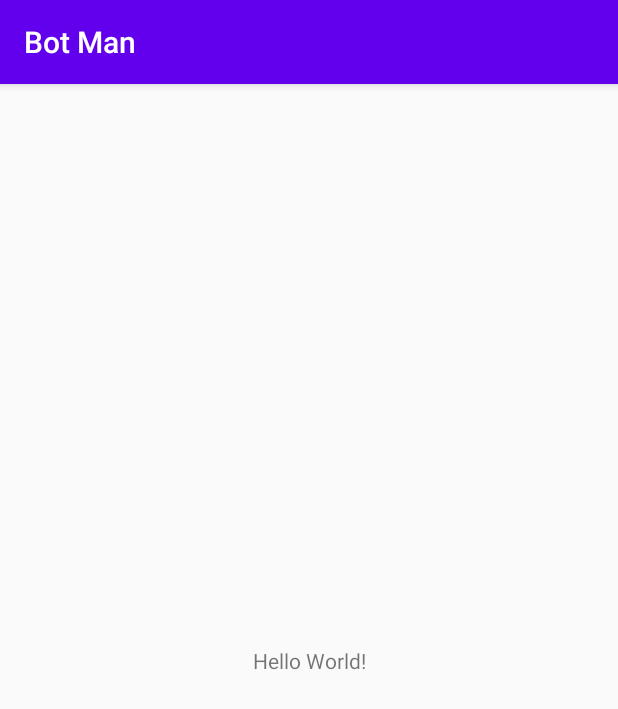
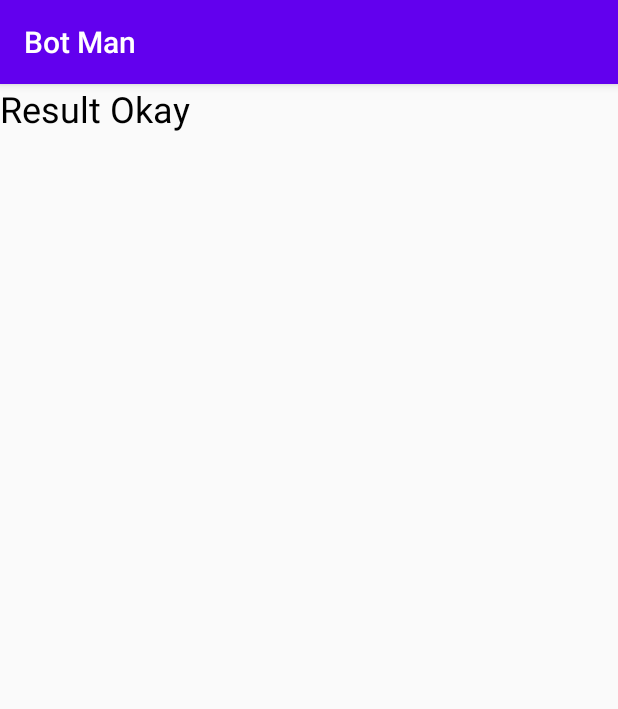
Before and after one commit to prasan29/BotMan, an Android app: the screen it shows after launch (MainActivity), on a phone screen of 412 x 824 dp. Shown: the top 709 px of the screen. Run offline under Robolectric (Android 15) with nearby library versions, the phone set to English and light mode, and no system bars; our stand-ins replace data binding.

Commit message:
Base created. TODO: 1. Implement API. 2. Get response and load the data into Adapter. 3. Implement Foreground Service to frequently check for Bot response.

```diff
--- a/app/src/main/AndroidManifest.xml
+++ b/app/src/main/AndroidManifest.xml
@@ -9,7 +9,7 @@
         android:roundIcon="@mipmap/ic_launcher_round"
         android:supportsRtl="true"
         android:theme="@style/AppTheme">
-        <activity android:name=".view.MainActivity">
+        <activity android:name=".view.activity.MainActivity">
             <intent-filter>
                 <action android:name="android.intent.action.MAIN" />
 
--- a/app/src/main/java/com/bot/man/view/MainActivity.java
+++ /dev/null
@@ -1,16 +0,0 @@
-package com.bot.man.view;
-
-import android.os.Bundle;
-
-import androidx.appcompat.app.AppCompatActivity;
-
-import com.bot.man.R;
-
-public class MainActivity
-		extends AppCompatActivity {
-
-	@Override protected void onCreate(Bundle savedInstanceState) {
-		super.onCreate(savedInstanceState);
-		setContentView(R.layout.activity_main);
-	}
-}
--- /dev/null
+++ b/app/src/main/java/com/bot/man/view/activity/MainActivity.java
@@ -0,0 +1,29 @@
+package com.bot.man.view.activity;
+
+import android.os.Bundle;
+
+import androidx.appcompat.app.AppCompatActivity;
+import androidx.databinding.DataBindingUtil;
+import androidx.lifecycle.ViewModelProviders;
+
+import com.bot.man.R;
+import com.bot.man.databinding.ActivityMainBinding;
+import com.bot.man.viewmodel.MainViewModel;
+
+public class MainActivity
+		extends AppCompatActivity {
+
+	ActivityMainBinding mBinding;
+
+	@Override protected void onCreate(Bundle savedInstanceState) {
+		super.onCreate(savedInstanceState);
+		mBinding = DataBindingUtil.setContentView(this, R.layout.activity_main);
+		MainViewModel viewModel =
+				ViewModelProviders.of(this).get(MainViewModel.class);
+
+		viewModel.initiate();
+
+		mBinding.setViewModel(viewModel);
+		mBinding.setLifecycleOwner(this);
+	}
+}
--- /dev/null
+++ b/app/src/main/java/com/bot/man/view/adapter/MainAdapter.java
@@ -0,0 +1,85 @@
+package com.bot.man.view.adapter;
+
+import android.view.LayoutInflater;
+import android.view.ViewGroup;
+
+import androidx.annotation.NonNull;
+import androidx.recyclerview.widget.RecyclerView;
+
+import com.bot.man.databinding.ItemResponseBinding;
+import com.bot.man.model.data.Response;
+import com.bot.man.model.data.Result;
+import com.bot.man.viewmodel.ResponseItemViewModel;
+
+import java.text.SimpleDateFormat;
+import java.util.Calendar;
+import java.util.Locale;
+
+public class MainAdapter
+		extends RecyclerView.Adapter<MainAdapter.MainViewHolder> {
+
+	private Response mResponse;
+
+	public void setResponse(Response response) {
+		mResponse = response;
+	}
+
+	@NonNull @Override
+	public MainViewHolder onCreateViewHolder(@NonNull ViewGroup parent,
+	                                         int viewType) {
+		ItemResponseBinding binding = ItemResponseBinding
+				.inflate(LayoutInflater.from(parent.getContext()), parent,
+				         false);
+
+		return new MainViewHolder(binding);
+	}
+
+	@Override
+	public void onBindViewHolder(@NonNull MainViewHolder holder, int position) {
+		Result result = mResponse.getResult().get(position);
+		ResponseItemViewModel viewModel = new ResponseItemViewModel();
+		viewModel.getMFromName()
+		         .setValue(result.getMessage().getFrom().getFirst_name());
+
+		viewModel.getMDate()
+		         .setValue(getFormattedDate(result.getMessage().getDate()));
+
+		viewModel.getMUpdateId().setValue("" + result.getUpdate_id());
+		viewModel.getMUserName()
+		         .setValue(result.getMessage().getFrom().getUsername());
+
+		holder.bind(viewModel);
+	}
+
+	/**
+	 * Method to get the formatted timestamp to display.
+	 */
+	private String getFormattedDate(long time) {
+		Calendar calendar = Calendar.getInstance();
+		calendar.setTimeInMillis(time * 1000);
+
+		return new SimpleDateFormat("MMM dd yyyy, hh:mm a", Locale.getDefault())
+				.format(calendar.getTime());
+	}
+
+
+	@Override public int getItemCount() {
+		return mResponse.getResult().size();
+	}
+
+	class MainViewHolder
+			extends RecyclerView.ViewHolder {
+		private ItemResponseBinding mBinding;
+
+		public MainViewHolder(
+				@NonNull ItemResponseBinding itemResponseBinding) {
+			super(itemResponseBinding.getRoot());
+			mBinding = itemResponseBinding;
+		}
+
+		public void bind(ResponseItemViewModel viewModel) {
+			mBinding.setViewModel(viewModel);
+			mBinding.executePendingBindings();
+		}
+	}
+}
--- /dev/null
+++ b/app/src/main/java/com/bot/man/viewmodel/MainViewModel.java
@@ -0,0 +1,39 @@
+package com.bot.man.viewmodel;
+
+import android.view.View;
+import android.widget.Toast;
+
+import androidx.lifecycle.MutableLiveData;
+import androidx.lifecycle.ViewModel;
+
+import com.bot.man.model.data.Response;
+import com.bot.man.model.data.Result;
+import com.bot.man.view.adapter.MainAdapter;
+
+import java.util.ArrayList;
+
+public class MainViewModel
+		extends ViewModel {
+	public MutableLiveData<Boolean> mIsResultOkay = new MutableLiveData<>();
+	public View.OnClickListener mOnResultClick = new View.OnClickListener() {
+		@Override public void onClick(View view) {
+			Toast.makeText(view.getContext(), "" + !mIsResultOkay.getValue(),
+			               Toast.LENGTH_SHORT).show();
+			mIsResultOkay.setValue(!mIsResultOkay.getValue());
+		}
+	};
+	private MutableLiveData<MainAdapter> mAdapter = new MutableLiveData<>();
+
+	public void initiate() {
+		// Call API and when the response comes, set the Adapter.
+		MainAdapter mainAdapter = new MainAdapter();
+		ArrayList<Result> dummyList = new ArrayList<>();
+		mainAdapter.setResponse(new Response(true, dummyList));
+		mIsResultOkay.setValue(true);
+		mAdapter.setValue(mainAdapter);
+	}
+
+	public MutableLiveData<MainAdapter> getAdapter() {
+		return mAdapter;
+	}
+}
--- a/app/src/main/res/layout/activity_main.xml
+++ b/app/src/main/res/layout/activity_main.xml
@@ -1,18 +1,33 @@
 <?xml version="1.0" encoding="utf-8"?>
-<androidx.constraintlayout.widget.ConstraintLayout xmlns:android="http://schemas.android.com/apk/res/android"
-    xmlns:app="http://schemas.android.com/apk/res-auto"
-    xmlns:tools="http://schemas.android.com/tools"
-    android:layout_width="match_parent"
-    android:layout_height="match_parent"
-    tools:context=".view.MainActivity">
+<layout xmlns:app="http://schemas.android.com/apk/res-auto">
 
-    <TextView
-        android:layout_width="wrap_content"
-        android:layout_height="wrap_content"
-        android:text="Hello World!"
-        app:layout_constraintBottom_toBottomOf="parent"
-        app:layout_constraintLeft_toLeftOf="parent"
-        app:layout_constraintRight_toRightOf="parent"
-        app:layout_constraintTop_toTopOf="parent" />
+    <data>
 
-</androidx.constraintlayout.widget.ConstraintLayout>
+        <variable
+            name="viewModel"
+            type="com.bot.man.viewmodel.MainViewModel" />
+
+    </data>
+
+    <LinearLayout xmlns:android="http://schemas.android.com/apk/res/android"
+        xmlns:tools="http://schemas.android.com/tools"
+        android:layout_width="match_parent"
+        android:layout_height="match_parent"
+        android:orientation="vertical"
+        tools:context=".view.activity.MainActivity">
+
+        <TextView
+            android:layout_width="match_parent"
+            android:layout_height="wrap_content"
+            android:onClick="@{viewModel.mOnResultClick}"
+            android:text="@{viewModel.mIsResultOkay == true ? @string/result_okay : @string/result_fail }"
+            android:textColor="#000000"
+            android:textSize="24sp" />
+
+        <androidx.recyclerview.widget.RecyclerView
+            android:layout_width="match_parent"
+            android:layout_height="wrap_content"
+            app:layoutManager="androidx.recyclerview.widget.LinearLayoutManager"
+            tools:adapter="@{viewModel.adapter}" />
+    </LinearLayout>
+</layout>
--- a/app/src/main/res/values/strings.xml
+++ b/app/src/main/res/values/strings.xml
@@ -1,3 +1,5 @@
 <resources>
     <string name="app_name">Bot Man</string>
+    <string name="result_okay">Result Okay</string>
+    <string name="result_fail">Result fail</string>
 </resources>
--- a/build.gradle
+++ b/build.gradle
@@ -1,11 +1,13 @@
 // Top-level build file where you can add configuration options common to all sub-projects/modules.
 buildscript {
+    ext.kotlin_version = '1.3.72'
     repositories {
         google()
         jcenter()
     }
     dependencies {
         classpath "com.android.tools.build:gradle:4.0.0"
+        classpath "org.jetbrains.kotlin:kotlin-gradle-plugin:$kotlin_version"
 
         // NOTE: Do not place your application dependencies here; they belong
         // in the individual module build.gradle files
```
Also changed, not shown: app/build.gradle (+12 -3 lines), app/src/main/java/com/bot/man/api/ApiHandler.java (added, +15 -0 lines), app/src/main/java/com/bot/man/model/Repository.java (added, +15 -0 lines), app/src/main/java/com/bot/man/model/data/Response.kt (added, +34 -0 lines), app/src/main/java/com/bot/man/viewmodel/ResponseItemViewModel.kt (added, +11 -0 lines), app/src/main/res/layout/item_response.xml (added, +22 -0 lines).
